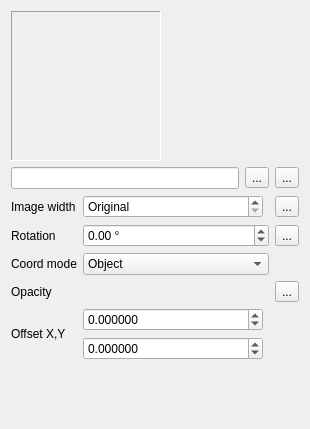
Before: the Qt Designer form src/ui/symbollayer/widget_rasterfill.ui in qgis/QGIS, drawn with Qt 5.
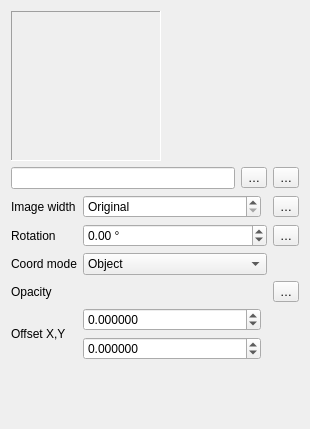
After: the same form once the commit is applied. Custom widgets are drawn as their Qt base class.

Diff of the .ui file:
```diff
--- a/src/ui/symbollayer/widget_rasterfill.ui
+++ b/src/ui/symbollayer/widget_rasterfill.ui
@@ -63,7 +63,7 @@
    <item row="1" column="2">
     <widget class="QgsPropertyOverrideButton" name="mFilenameDDBtn">
      <property name="text">
-      <string>...</string>
+      <string>…</string>
      </property>
     </widget>
    </item>
@@ -99,7 +99,7 @@
    <item row="5" column="2">
     <widget class="QgsPropertyOverrideButton" name="mOpacityDDBtn">
      <property name="text">
-      <string>...</string>
+      <string>…</string>
      </property>
     </widget>
    </item>
@@ -257,7 +257,7 @@
      <item>
       <widget class="QToolButton" name="mBrowseToolButton">
        <property name="text">
-        <string>...</string>
+        <string>…</string>
        </property>
       </widget>
      </item>
@@ -280,14 +280,14 @@
    <item row="2" column="2">
     <widget class="QgsPropertyOverrideButton" name="mWidthDDBtn">
      <property name="text">
-      <string>...</string>
+      <string>…</string>
      </property>
     </widget>
    </item>
    <item row="3" column="2">
     <widget class="QgsPropertyOverrideButton" name="mRotationDDBtn">
      <property name="text">
-      <string>...</string>
+      <string>…</string>
      </property>
     </widget>
    </item>
```
